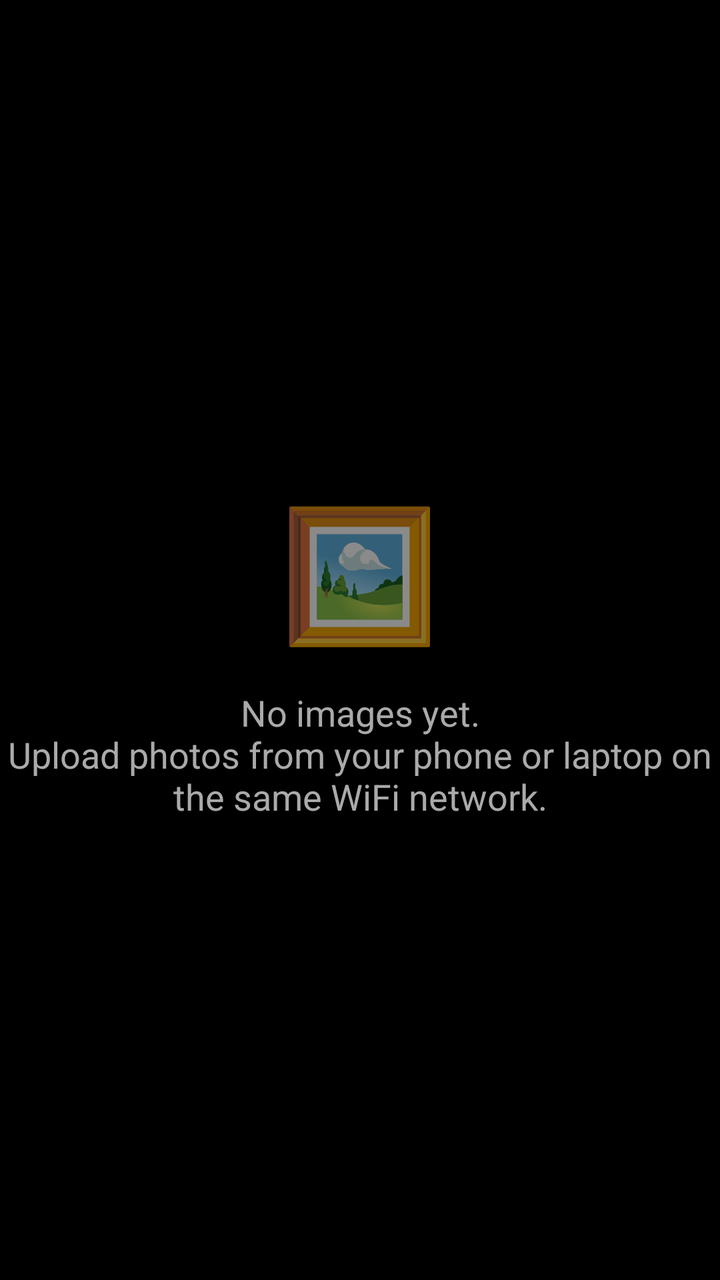
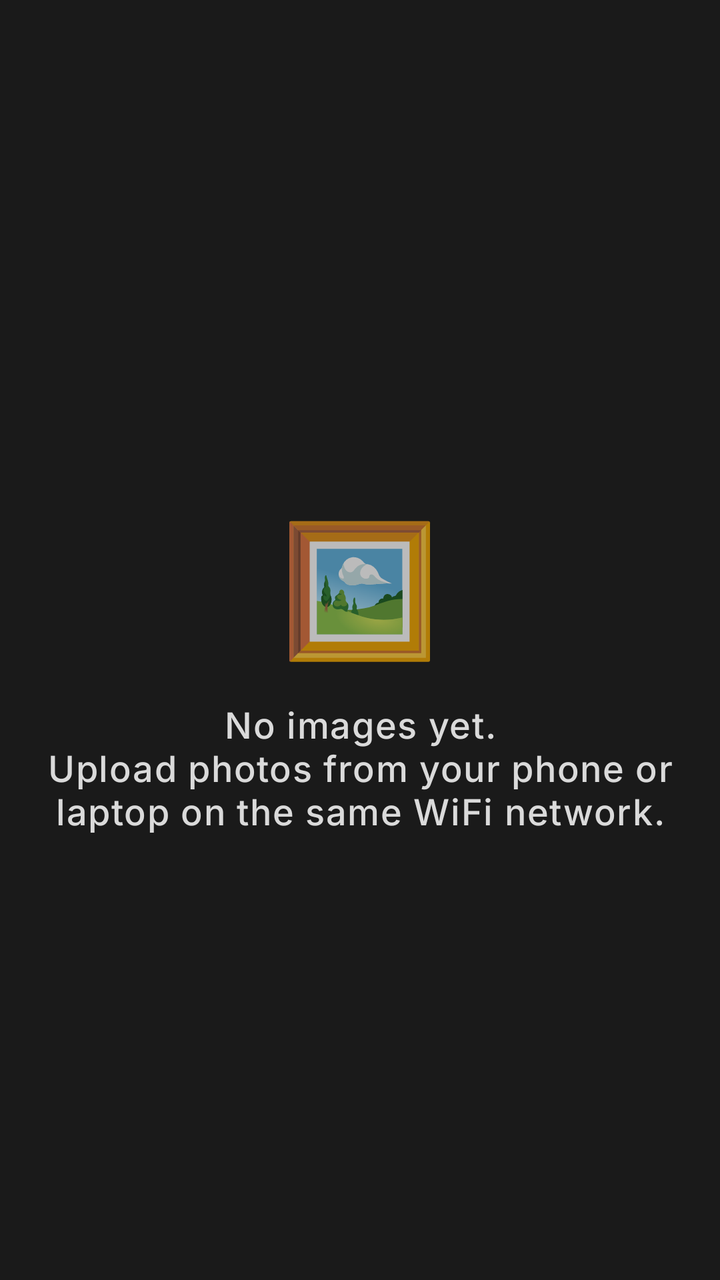

Before-and-after screenshots of an Android layout around one commit, followed by the original layout XML and the change that was made.
<!-- AndroidManifest.xml: activity theme Theme.PortalPhotoFrame.Fullscreen -->
<!-- res/layout/activity_main.xml -->
<?xml version="1.0" encoding="utf-8"?>
<FrameLayout xmlns:android="http://schemas.android.com/apk/res/android"
    android:layout_width="match_parent"
    android:layout_height="match_parent"
    android:background="@android:color/black">

    
    <ImageView
        android:id="@+id/imageView"
        android:layout_width="match_parent"
        android:layout_height="match_parent"
        android:scaleType="fitCenter"
        android:contentDescription="Slideshow image" />

    
    <ImageView
        android:id="@+id/imageViewNext"
        android:layout_width="match_parent"
        android:layout_height="match_parent"
        android:scaleType="fitCenter"
        android:alpha="0"
        android:contentDescription="Next slideshow image" />

    
    <LinearLayout
        android:id="@+id/emptyState"
        android:layout_width="wrap_content"
        android:layout_height="wrap_content"
        android:layout_gravity="center"
        android:orientation="vertical"
        android:gravity="center"
        android:paddingTop="@dimen/portal_system_overlay_padding"
        android:visibility="visible">

        <TextView
            android:layout_width="wrap_content"
            android:layout_height="wrap_content"
            android:text="🖼️"
            android:textSize="64sp" />

        <TextView
            android:layout_width="wrap_content"
            android:layout_height="wrap_content"
            android:text="@string/no_images"
            android:textColor="#AAAAAA"
            android:textSize="18sp"
            android:gravity="center"
            android:layout_marginTop="16dp" />

        <TextView
            android:id="@+id/serverUrlText"
            android:layout_width="wrap_content"
            android:layout_height="wrap_content"
            android:textColor="#03DAC5"
            android:textSize="20sp"
            android:gravity="center"
            android:layout_marginTop="24dp" />
    </LinearLayout>

    
    <TextView
        android:id="@+id/pauseIndicator"
        android:layout_width="wrap_content"
        android:layout_height="wrap_content"
        android:layout_gravity="top|center_horizontal"
        android:layout_marginTop="@dimen/portal_system_overlay_padding"
        android:background="#80000000"
        android:paddingHorizontal="24dp"
        android:paddingVertical="8dp"
        android:text="@string/paused"
        android:textColor="#FFFFFF"
        android:textSize="16sp"
        android:visibility="gone" />

    
    <TextView
        android:id="@+id/imageCounter"
        android:layout_width="wrap_content"
        android:layout_height="wrap_content"
        android:layout_gravity="bottom|end"
        android:layout_margin="16dp"
        android:background="#80000000"
        android:paddingHorizontal="12dp"
        android:paddingVertical="4dp"
        android:textColor="#AAAAAA"
        android:textSize="12sp"
        android:visibility="gone" />

    
    <LinearLayout
        android:id="@+id/controlsOverlay"
        android:layout_width="match_parent"
        android:layout_height="wrap_content"
        android:layout_gravity="bottom"
        android:background="#80000000"
        android:gravity="center"
        android:orientation="horizontal"
        android:padding="16dp"
        android:visibility="gone">

        <ImageButton
            android:id="@+id/btnPrev"
            android:layout_width="@dimen/portal_touch_target_size"
            android:layout_height="@dimen/portal_touch_target_size"
            android:background="?attr/selectableItemBackgroundBorderless"
            android:src="@android:drawable/ic_media_previous"
            android:contentDescription="Previous"
            android:layout_marginEnd="16dp" />

        <ImageButton
            android:id="@+id/btnPlayPause"
            android:layout_width="@dimen/portal_touch_target_size"
            android:layout_height="@dimen/portal_touch_target_size"
            android:background="?attr/selectableItemBackgroundBorderless"
            android:src="@android:drawable/ic_media_pause"
            android:contentDescription="Play/Pause"
            android:layout_marginEnd="16dp" />

        <ImageButton
            android:id="@+id/btnNext"
            android:layout_width="@dimen/portal_touch_target_size"
            android:layout_height="@dimen/portal_touch_target_size"
            android:background="?attr/selectableItemBackgroundBorderless"
            android:src="@android:drawable/ic_media_next"
            android:contentDescription="Next"
            android:layout_marginEnd="16dp" />

        <ImageButton
            android:id="@+id/btnSettings"
            android:layout_width="@dimen/portal_touch_target_size"
            android:layout_height="@dimen/portal_touch_target_size"
            android:background="?attr/selectableItemBackgroundBorderless"
            android:src="@android:drawable/ic_menu_preferences"
            android:contentDescription="Settings"
            android:layout_marginEnd="16dp" />

        <TextView
            android:id="@+id/overlayIpText"
            android:layout_width="wrap_content"
            android:layout_height="wrap_content"
            android:textColor="#03DAC5"
            android:textSize="13sp" />
    </LinearLayout>

</FrameLayout>
<!-- resources referenced by this layout -->
<resources>
  <dimen name="portal_system_overlay_padding">64dp</dimen>
  <dimen name="portal_touch_target_size">52dp</dimen>
  <string name="no_images">No images yet.\nUpload photos from your phone or laptop on the same WiFi network.</string>
  <string name="paused">PAUSED</string>
  <style name="Theme.PortalPhotoFrame.Fullscreen" parent="Theme.MaterialComponents.DayNight.NoActionBar">
          <item name="android:windowFullscreen">true</item>
          <item name="android:windowContentOverlay">@null</item>
          <item name="android:statusBarColor">@android:color/black</item>
          <item name="android:navigationBarColor">@android:color/black</item>
          <item name="android:windowBackground">@android:color/black</item>
      </style>
</resources>

<!-- the commit's change to res/layout/activity_main.xml (unified diff, before → after) -->
@@ -2,7 +2,13 @@
 <FrameLayout xmlns:android="http://schemas.android.com/apk/res/android"
     android:layout_width="match_parent"
     android:layout_height="match_parent"
-    android:background="@android:color/black">
+    android:background="@color/portal_background">
+
+    
+    <FrameLayout
+        android:id="@+id/photoTouchArea"
+        android:layout_width="match_parent"
+        android:layout_height="match_parent">
 
     
     <ImageView
@@ -21,6 +27,8 @@
         android:alpha="0"
         android:contentDescription="Next slideshow image" />
 
+    </FrameLayout>
+
     
     <LinearLayout
         android:id="@+id/emptyState"
@@ -30,6 +38,8 @@
         android:orientation="vertical"
         android:gravity="center"
         android:paddingTop="@dimen/portal_system_overlay_padding"
+        android:paddingStart="@dimen/portal_content_padding"
+        android:paddingEnd="@dimen/portal_content_padding"
         android:visibility="visible">
 
         <TextView
@@ -42,19 +52,17 @@
             android:layout_width="wrap_content"
             android:layout_height="wrap_content"
             android:text="@string/no_images"
-            android:textColor="#AAAAAA"
-            android:textSize="18sp"
+            android:textAppearance="@style/TextAppearance.Portal.Body"
             android:gravity="center"
-            android:layout_marginTop="16dp" />
+            android:layout_marginTop="@dimen/portal_section_spacing" />
 
         <TextView
             android:id="@+id/serverUrlText"
             android:layout_width="wrap_content"
             android:layout_height="wrap_content"
-            android:textColor="#03DAC5"
-            android:textSize="20sp"
+            android:textAppearance="@style/TextAppearance.Portal.Accent"
             android:gravity="center"
-            android:layout_marginTop="24dp" />
+            android:layout_marginTop="@dimen/portal_section_spacing" />
     </LinearLayout>
 
     
@@ -64,12 +72,12 @@
         android:layout_height="wrap_content"
         android:layout_gravity="top|center_horizontal"
         android:layout_marginTop="@dimen/portal_system_overlay_padding"
-        android:background="#80000000"
+        android:background="@color/portal_scrim"
         android:paddingHorizontal="24dp"
-        android:paddingVertical="8dp"
+        android:paddingVertical="@dimen/portal_item_spacing"
         android:text="@string/paused"
-        android:textColor="#FFFFFF"
-        android:textSize="16sp"
+        android:textAppearance="@style/TextAppearance.Portal.Body"
+        android:textColor="@color/portal_text_on_primary"
         android:visibility="gone" />
 
     
@@ -78,12 +86,12 @@
         android:layout_width="wrap_content"
         android:layout_height="wrap_content"
         android:layout_gravity="bottom|end"
-        android:layout_margin="16dp"
-        android:background="#80000000"
+        android:layout_margin="@dimen/portal_content_padding"
+        android:background="@color/portal_scrim"
         android:paddingHorizontal="12dp"
-        android:paddingVertical="4dp"
-        android:textColor="#AAAAAA"
-        android:textSize="12sp"
+        android:paddingVertical="@dimen/portal_item_spacing"
+        android:textAppearance="@style/TextAppearance.Portal.Caption"
+        android:textColor="@color/portal_text_body"
         android:visibility="gone" />
 
     
@@ -92,10 +100,10 @@
         android:layout_width="match_parent"
         android:layout_height="wrap_content"
         android:layout_gravity="bottom"
-        android:background="#80000000"
+        android:background="@color/portal_scrim"
         android:gravity="center"
         android:orientation="horizontal"
-        android:padding="16dp"
+        android:padding="@dimen/portal_content_padding"
         android:visibility="gone">
 
         <ImageButton
@@ -104,8 +112,9 @@
             android:layout_height="@dimen/portal_touch_target_size"
             android:background="?attr/selectableItemBackgroundBorderless"
             android:src="@android:drawable/ic_media_previous"
+            android:tint="@color/portal_text_on_primary"
             android:contentDescription="Previous"
-            android:layout_marginEnd="16dp" />
+            android:layout_marginEnd="@dimen/portal_section_spacing" />
 
         <ImageButton
             android:id="@+id/btnPlayPause"
@@ -113,8 +122,9 @@
             android:layout_height="@dimen/portal_touch_target_size"
             android:background="?attr/selectableItemBackgroundBorderless"
             android:src="@android:drawable/ic_media_pause"
+            android:tint="@color/portal_text_on_primary"
             android:contentDescription="Play/Pause"
-            android:layout_marginEnd="16dp" />
+            android:layout_marginEnd="@dimen/portal_section_spacing" />
 
         <ImageButton
             android:id="@+id/btnNext"
@@ -122,8 +132,9 @@
             android:layout_height="@dimen/portal_touch_target_size"
             android:background="?attr/selectableItemBackgroundBorderless"
             android:src="@android:drawable/ic_media_next"
+            android:tint="@color/portal_text_on_primary"
             android:contentDescription="Next"
-            android:layout_marginEnd="16dp" />
+            android:layout_marginEnd="@dimen/portal_section_spacing" />
 
         <ImageButton
             android:id="@+id/btnSettings"
@@ -131,15 +142,16 @@
             android:layout_height="@dimen/portal_touch_target_size"
             android:background="?attr/selectableItemBackgroundBorderless"
             android:src="@android:drawable/ic_menu_preferences"
+            android:tint="@color/portal_text_on_primary"
             android:contentDescription="Settings"
-            android:layout_marginEnd="16dp" />
+            android:layout_marginEnd="@dimen/portal_section_spacing" />
 
         <TextView
             android:id="@+id/overlayIpText"
             android:layout_width="wrap_content"
             android:layout_height="wrap_content"
-            android:textColor="#03DAC5"
-            android:textSize="13sp" />
+            android:textAppearance="@style/TextAppearance.Portal.Caption"
+            android:textColor="@color/portal_primary" />
     </LinearLayout>
 
 </FrameLayout>
<!-- resource entries referenced after the edit -->
@@ -1,15 +1,70 @@
 <!-- resources referenced by this layout -->
 <resources>
+  <color name="portal_background">#1A1A1A</color>
+  <color name="portal_primary">#0866FF</color>
+  <color name="portal_scrim">#CC1A1A1A</color>
+  <color name="portal_text_body">#DADADA</color>
+  <color name="portal_text_on_primary">#F0F0F0</color>
+  <dimen name="portal_content_padding">16dp</dimen>
+  <dimen name="portal_item_spacing">8dp</dimen>
+  <dimen name="portal_section_spacing">16dp</dimen>
   <dimen name="portal_system_overlay_padding">64dp</dimen>
   <dimen name="portal_touch_target_size">52dp</dimen>
   <string name="no_images">No images yet.\nUpload photos from your phone or laptop on the same WiFi network.</string>
   <string name="paused">PAUSED</string>
-  <style name="Theme.PortalPhotoFrame.Fullscreen" parent="Theme.MaterialComponents.DayNight.NoActionBar">
+  <style name="TextAppearance.Portal.Accent" parent="TextAppearance.Portal.Body">
+          <item name="android:textColor">@color/portal_primary</item>
+      </style>
+  <style name="TextAppearance.Portal.Body" parent="TextAppearance.MaterialComponents.Body1">
+          <item name="android:fontFamily">@font/inter_medium</item>
+          <item name="fontFamily">@font/inter_medium</item>
+          <item name="android:textSize">18sp</item>
+          <item name="android:textColor">@color/portal_text_body</item>
+      </style>
+  <style name="TextAppearance.Portal.Caption" parent="TextAppearance.MaterialComponents.Caption">
+          <item name="android:fontFamily">@font/inter_medium</item>
+          <item name="fontFamily">@font/inter_medium</item>
+          <item name="android:textSize">16sp</item>
+          <item name="android:lineSpacingExtra">4sp</item>
+          <item name="android:textColor">@color/portal_text_dim</item>
+      </style>
+  <style name="Theme.PortalPhotoFrame.Fullscreen" parent="Theme.PortalPhotoFrame">
           <item name="android:windowFullscreen">true</item>
           <item name="android:windowContentOverlay">@null</item>
-          <item name="android:statusBarColor">@android:color/black</item>
-          <item name="android:navigationBarColor">@android:color/black</item>
-          <item name="android:windowBackground">@android:color/black</item>
+      </style>
+  <color name="portal_text_dim">#C8C8C8</color>
+  <style name="Theme.PortalPhotoFrame" parent="Theme.Portal.Base" />
+  <color name="portal_surface">#2B2B2B</color>
+  <style name="Widget.Portal.Button" parent="Widget.MaterialComponents.Button">
+          <item name="android:fontFamily">@font/inter_medium</item>
+          <item name="fontFamily">@font/inter_medium</item>
+          <item name="android:minHeight">@dimen/portal_touch_target_size</item>
+          <item name="cornerRadius">26dp</item>
+          <item name="backgroundTint">@color/portal_primary</item>
+          <item name="android:textColor">@color/portal_text_on_primary</item>
+          <item name="android:textSize">18sp</item>
+      </style>
+  <style name="Widget.Portal.Switch" parent="Widget.MaterialComponents.CompoundButton.Switch">
+          <item name="thumbTint">@color/portal_switch_thumb</item>
+          <item name="trackTint">@color/portal_switch_track</item>
+          <item name="android:minHeight">@dimen/portal_touch_target_size</item>
+          <item name="switchMinWidth">64dp</item>
+      </style>
+  <style name="ThemeOverlay.Portal.Dialog" parent="ThemeOverlay.MaterialComponents.Dialog.Alert">
+          <item name="colorPrimary">@color/portal_primary</item>
+          <item name="colorOnPrimary">@color/portal_text_on_primary</item>
+          <item name="colorSurface">@color/portal_surface</item>
+          <item name="colorOnSurface">@color/portal_text_body</item>
+          <item name="android:background">@color/portal_surface</item>
+          <item name="android:textColorPrimary">@color/portal_text_body</item>
+          <item name="buttonBarPositiveButtonStyle">@style/Widget.Portal.Button</item>
+          <item name="buttonBarNegativeButtonStyle">@style/Widget.Portal.Button.Text</item>
+      </style>
+  <style name="Widget.Portal.Button.Text" parent="Widget.MaterialComponents.Button.TextButton">
+          <item name="android:fontFamily">@font/inter_medium</item>
+          <item name="fontFamily">@font/inter_medium</item>
+          <item name="android:textColor">@color/portal_text_body</item>
+          <item name="android:minHeight">@dimen/portal_touch_target_size</item>
       </style>
 </resources>
 
